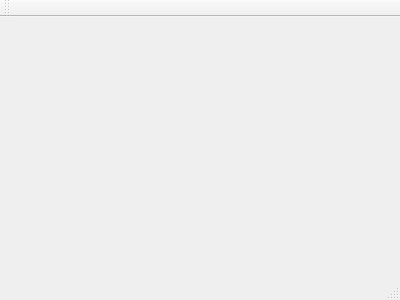
Above: MineSweep/mainwindow.ui from RalphExp/Qt5Game before the change. Below: the same form after it.
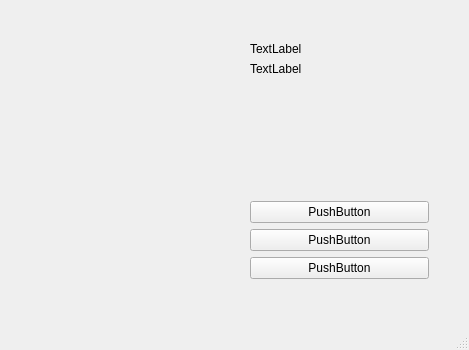
That is the form after the change. The open tabs and pages were chosen to show the change.

```diff
--- a/MineSweep/mainwindow.ui
+++ b/MineSweep/mainwindow.ui
@@ -1,24 +1,138 @@
 <ui version="4.0">
  <class>MainWindow</class>
- <widget class="QMainWindow" name="MainWindow" >
-  <property name="geometry" >
+ <widget class="QMainWindow" name="MainWindow">
+  <property name="geometry">
    <rect>
     <x>0</x>
     <y>0</y>
-    <width>400</width>
-    <height>300</height>
+    <width>469</width>
+    <height>350</height>
    </rect>
   </property>
   <property name="windowTitle" >
    <string>MainWindow</string>
   </property>
-  <widget class="QMenuBar" name="menuBar" />
-  <widget class="QToolBar" name="mainToolBar" />
-  <widget class="QWidget" name="centralWidget" />
-  <widget class="QStatusBar" name="statusBar" />
+  <widget class="QWidget" name="centralwidget">
+   <widget class="QStackedWidget" name="stackedWidget">
+    <property name="geometry">
+     <rect>
+      <x>20</x>
+      <y>20</y>
+      <width>431</width>
+      <height>281</height>
+     </rect>
+    </property>
+    <property name="currentIndex">
+     <number>0</number>
+    </property>
+    <widget class="QWidget" name="page">
+     <layout class="QGridLayout" name="gridLayout">
+      <item row="0" column="0">
+       <widget class="QPushButton" name="pushButton">
+        <property name="text">
+         <string>PushButton</string>
+        </property>
+       </widget>
+      </item>
+      <item row="0" column="1">
+       <widget class="QPushButton" name="pushButton_2">
+        <property name="text">
+         <string>PushButton</string>
+        </property>
+       </widget>
+      </item>
+      <item row="1" column="0">
+       <widget class="QPushButton" name="pushButton_3">
+        <property name="text">
+         <string>PushButton</string>
+        </property>
+       </widget>
+      </item>
+      <item row="1" column="1">
+       <widget class="QPushButton" name="pushButton_4">
+        <property name="text">
+         <string>PushButton</string>
+        </property>
+       </widget>
+      </item>
+     </layout>
+    </widget>
+    <widget class="QWidget" name="page_2">
+     <layout class="QHBoxLayout" name="horizontalLayout">
+      <item>
+       <widget class="QWidget" name="widget" native="true"/>
+      </item>
+      <item>
+       <widget class="QWidget" name="widget_2" native="true">
+        <layout class="QVBoxLayout" name="verticalLayout">
+         <item>
+          <widget class="QLabel" name="label">
+           <property name="text">
+            <string>TextLabel</string>
+           </property>
+          </widget>
+         </item>
+         <item>
+          <widget class="QLabel" name="label_2">
+           <property name="text">
+            <string>TextLabel</string>
+           </property>
+          </widget>
+         </item>
+         <item>
+          <spacer name="verticalSpacer">
+           <property name="orientation">
+            <enum>Qt::Vertical</enum>
+           </property>
+           <property name="sizeHint" stdset="0">
+            <size>
+             <width>20</width>
+             <height>40</height>
+            </size>
+           </property>
+          </spacer>
+         </item>
+         <item>
+          <widget class="QPushButton" name="pushButton_5">
+           <property name="text">
+            <string>PushButton</string>
+           </property>
+          </widget>
+         </item>
+         <item>
+          <widget class="QPushButton" name="pushButton_6">
+           <property name="text">
+            <string>PushButton</string>
+           </property>
+          </widget>
+         </item>
+         <item>
+          <widget class="QPushButton" name="pushButton_7">
+           <property name="text">
+            <string>PushButton</string>
+           </property>
+          </widget>
+         </item>
+        </layout>
+       </widget>
+      </item>
+     </layout>
+    </widget>
+   </widget>
+  </widget>
+  <widget class="QMenuBar" name="menuBar">
+   <property name="geometry">
+    <rect>
+     <x>0</x>
+     <y>0</y>
+     <width>469</width>
+     <height>22</height>
+    </rect>
+   </property>
+  </widget>
+  <widget class="QStatusBar" name="statusBar"/>
  </widget>
- <layoutDefault spacing="6" margin="11" />
- <pixmapfunction></pixmapfunction>
+ <layoutdefault spacing="6" margin="11"/>
  <resources/>
  <connections/>
 </ui>
```
Left out of the diff: 3 changed lines with no effect on the pictures.
